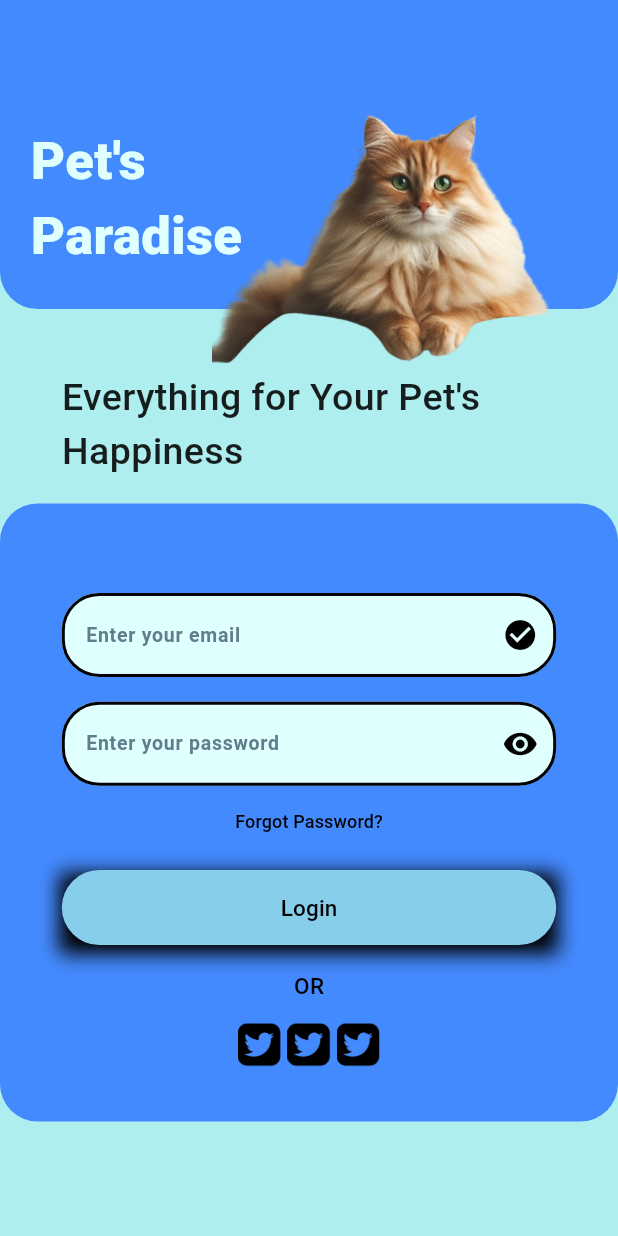
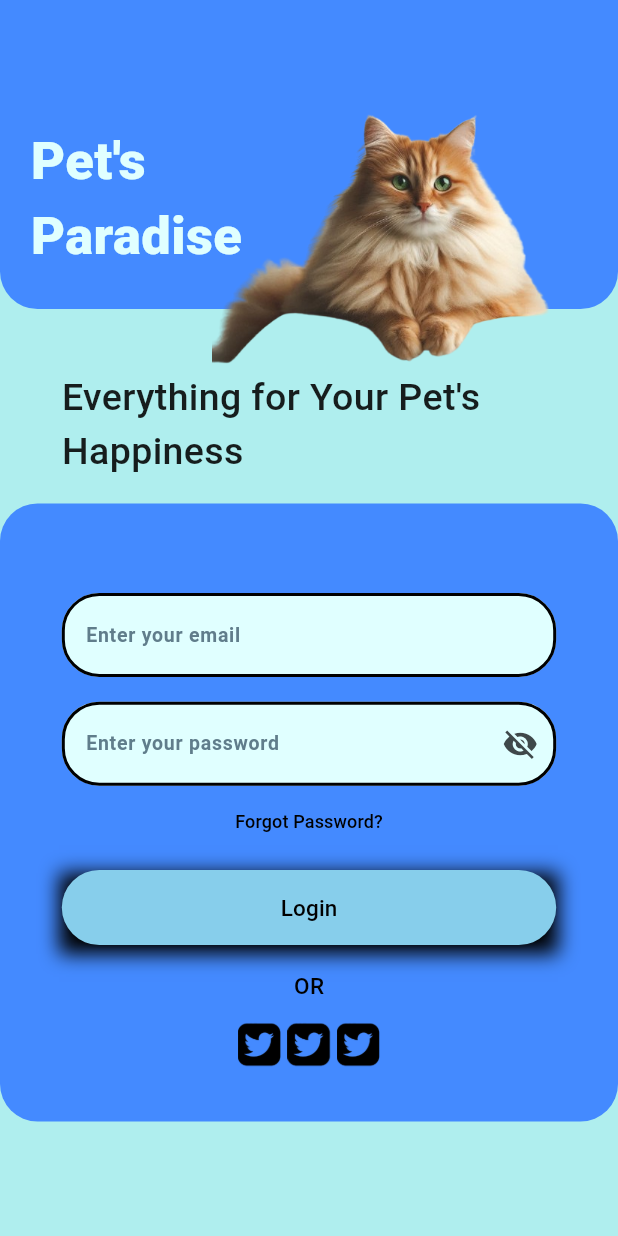
Before and after one commit to Ikhsannurhakiki/PetParadise, a Flutter app: the screen it shows after launch, on a phone screen of 412 x 824 dp. Run offline on Flutter 3.47's test engine with Material 3 defaults, Android fonts, the light colour scheme and no system bars.

Commit message:
update login textfield handle for hide/show pass (obscuretext)

```diff
--- a/lib/assets/helper/widget/LoginTextField.dart
+++ b/lib/assets/helper/widget/LoginTextField.dart
@@ -17,6 +17,9 @@ class _LoginTextFieldState extends State<LoginTextField> {
   IconData currentIcon = Icons.help_outline;
   String currentHint = "";
   String currentLabel = "";
+  bool _isPassword = false;
+  bool _obscureText = true;
+
   final Map<String, IconData> iconMap = {
     "email": Icons.check_circle,
     "password": Icons.remove_red_eye_rounded,
@@ -41,12 +44,34 @@ class _LoginTextFieldState extends State<LoginTextField> {
       currentIcon = iconMap[widget.textFieldState]!;
       currentHint = hint[widget.textFieldState]!;
       currentLabel = label[widget.textFieldState]!;
+      if(widget.textFieldState =="password"){
+        _isPassword = !_isPassword;
+      }
+      _obscureText = true;
     });
+  }
+
+  void _toggleInputType() {
+    setState(() {
+      if(widget.textFieldState =="password"){
+        _isPassword = !_isPassword;
+      }
+      _obscureText = true; // Reset the password visibility when switching
+    });
+  }
+
+  void _togglePasswordVisibility() {
+    if (_isPassword) {
+      setState(() {
+        _obscureText = !_obscureText;
+      });
+    }
   }
 
   @override
   Widget build(BuildContext context) {
     return TextField(
+      obscureText: _isPassword ? _obscureText : false,
       decoration: InputDecoration(
         labelStyle: TextStyle(
           color: ColorsHelper.labelColor,
@@ -55,10 +80,13 @@ class _LoginTextFieldState extends State<LoginTextField> {
         ),
         filled: true,
         fillColor: ColorsHelper.inputColor,
-        suffixIcon: Icon(
-          currentIcon,
-          color: Colors.black,
-        ),
+        suffixIcon: _isPassword
+            ? IconButton(
+          icon: Icon(
+            _obscureText ? Icons.visibility_off : Icons.visibility,
+          ),
+          onPressed: _togglePasswordVisibility,
+        ):SizedBox(),
         labelText: currentLabel,
         border: OutlineInputBorder(
           borderRadius: BorderRadius.circular(25.0),
```
